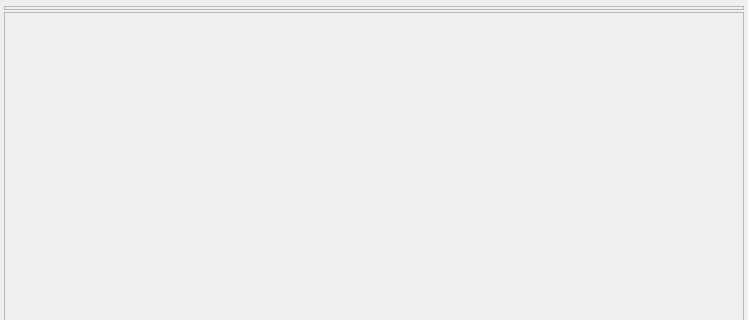
Old version of the form src/ui/main-editor.ui in the repository badr-eddin/kv-creator; both pictures show x 0 to 748 and y 0 to 320 of the 748 by 494 pixel window.
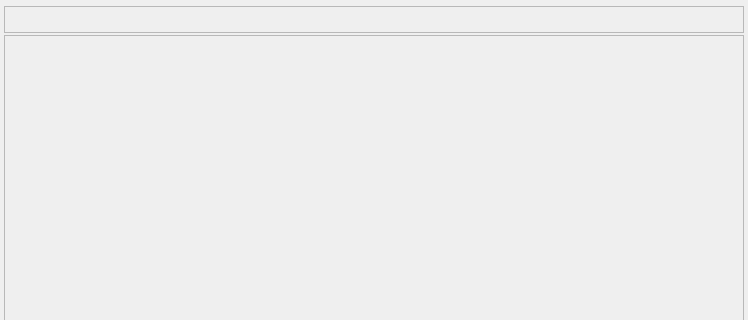
New version of the form.

The edit to the form file:
```diff
--- a/src/ui/main-editor.ui
+++ b/src/ui/main-editor.ui
@@ -41,6 +41,12 @@
    </item>
    <item>
     <widget class="QFrame" name="plugins">
+     <property name="minimumSize">
+      <size>
+       <width>0</width>
+       <height>27</height>
+      </size>
+     </property>
      <property name="frameShape">
       <enum>QFrame::StyledPanel</enum>
      </property>
```
